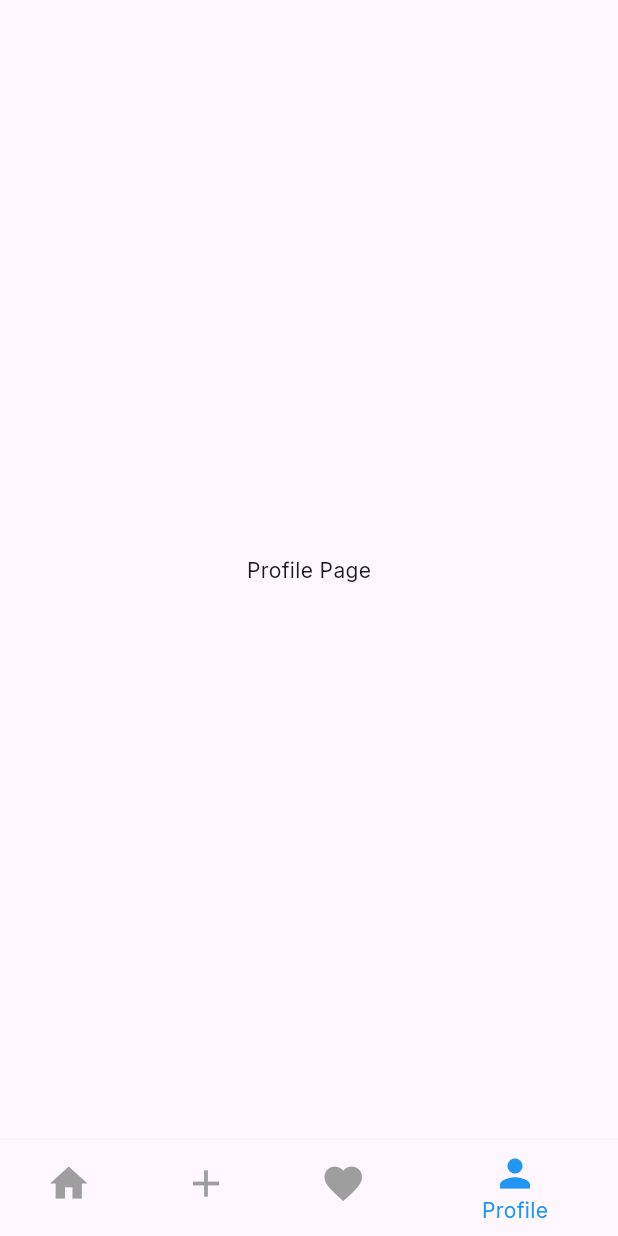
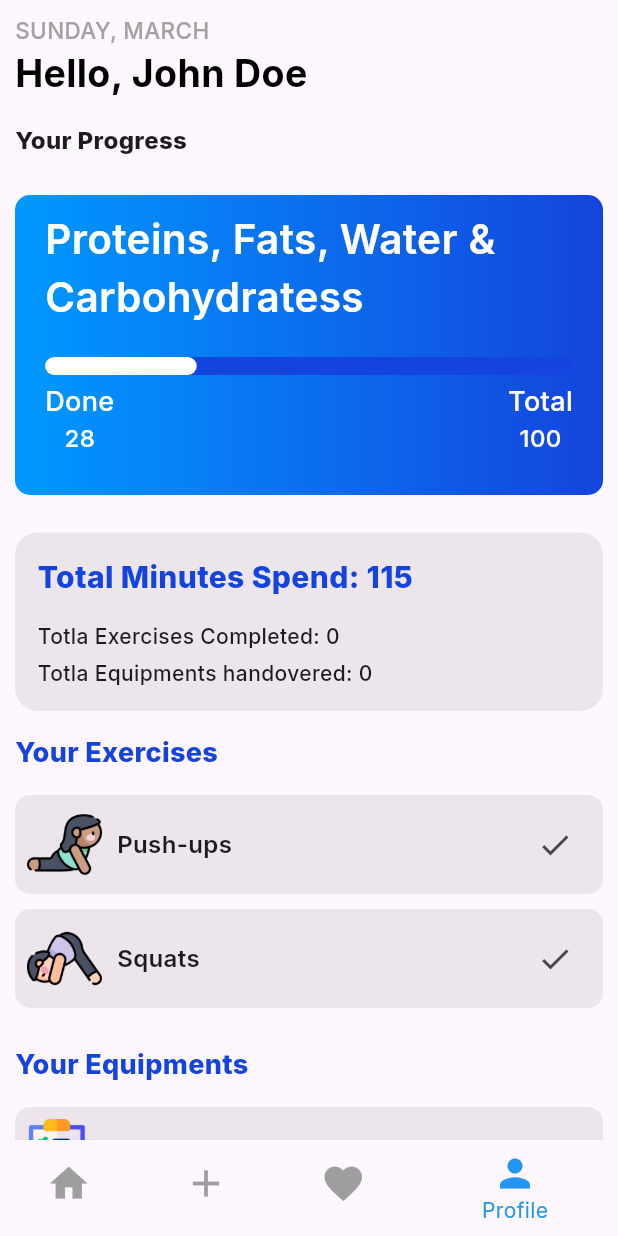
Before and after one commit to teshankalhara/planner-app-flutter, a Flutter app: the screen it shows after launch, item 4 of the bottom bar chosen, on a phone screen of 412 x 824 dp. Run offline on Flutter 3.47's test engine with Material 3 defaults, Android fonts, the phone set to English and light mode, and no system bars; our stand-ins replace google_fonts.

Commit message:
feat: enhance ProfilePage with user progress and exercise/equipment lists

```diff
--- a/lib/pages/profile_page/profile_page.dart
+++ b/lib/pages/profile_page/profile_page.dart
@@ -1,4 +1,10 @@
 import 'package:flutter/material.dart';
+import 'package:intl/intl.dart';
+import 'package:planner_app/constants/colors.dart';
+import 'package:planner_app/constants/consant_values.dart';
+import 'package:planner_app/data/user_data.dart';
+import 'package:planner_app/widgets/card/profile_exercise_card.dart';
+import 'package:planner_app/widgets/card/progress_card.dart';
 
 class ProfilePage extends StatefulWidget {
   const ProfilePage({super.key});
@@ -8,8 +14,149 @@ class ProfilePage extends StatefulWidget {
 }
 
 class _ProfilePageState extends State<ProfilePage> {
+  final DateFormat formatter = DateFormat('EEEE, MMMM');
+  final DateFormat dayFormatter = DateFormat('dd');
+  final userData = user;
+
   @override
   Widget build(BuildContext context) {
-    return Center(child: const Text("Profile Page"));
+    DateTime now = DateTime.now();
+    String formattedDate = formatter.format(now);
+    final progressValue = userData.calculateTotalCaloriesBurned() / 2;
+    // ignore: avoid_print
+    print(progressValue);
+
+    return Scaffold(
+      body: SafeArea(
+        child: SingleChildScrollView(
+          child: Padding(
+            padding: const EdgeInsets.all(kDefaultPadding),
+            child: Column(
+              crossAxisAlignment: CrossAxisAlignment.start,
+              children: [
+                Text(
+                  formattedDate.toUpperCase(),
+                  style: const TextStyle(
+                    fontSize: 15,
+                    fontWeight: FontWeight.w500,
+                    color: kSubtitleColor,
+                  ),
+                ),
+                Text(
+                  "Hello, ${userData.fullName}",
+                  style: const TextStyle(
+                    fontSize: 25,
+                    fontWeight: FontWeight.w700,
+                    color: kMainColor,
+                  ),
+                ),
+                const SizedBox(height: 15),
+                const Text(
+                  "Your Progress",
+                  style: TextStyle(fontSize: 16, fontWeight: FontWeight.w800),
+                ),
+                const SizedBox(height: 15),
+                ProgressCard(progressValue: progressValue, total: 100),
+                const SizedBox(height: 15),
+                Container(
+                  width: double.infinity,
+                  padding: const EdgeInsets.all(15),
+                  decoration: BoxDecoration(
+                    // ignore: deprecated_member_use
+                    color: kSubtitleColor.withOpacity(0.2),
+                    borderRadius: BorderRadius.circular(15),
+                  ),
+                  child: Column(
+                    crossAxisAlignment: CrossAxisAlignment.start,
+                    children: [
+                      Text(
+                        "Total Minutes Spend: ${userData.calculateTotalMinutesSpent()}",
+                        style: const TextStyle(
+                          fontSize: 20,
+                          fontWeight: FontWeight.w800,
+                          color: kGradientBottomColor,
+                        ),
+                      ),
+                      const SizedBox(height: 15),
+                      Text(
+                        "Totla Exercises Completed: ${userData.totalExercisedCompleted}",
+                        style: const TextStyle(
+                          fontSize: 14,
+                          fontWeight: FontWeight.w500,
+                        ),
+                      ),
+                      const SizedBox(height: 5),
+                      Text(
+                        "Totla Equipments handovered: ${userData.totalEquipmentHandOvered}",
+                        style: const TextStyle(
+                          fontSize: 14,
+                          fontWeight: FontWeight.w500,
+                        ),
+                      ),
+                    ],
+                  ),
+                ),
+                const SizedBox(height: 15),
+                const Text(
+                  "Your Exercises",
+                  style: TextStyle(
+                    fontSize: 18,
+                    fontWeight: FontWeight.w800,
+                    color: kGradientBottomColor,
+                  ),
+                ),
+                const SizedBox(height: 15),
+                ListView.builder(
+                  shrinkWrap: true,
+                  physics: const NeverScrollableScrollPhysics(),
+                  itemCount: userData.exerciseList.length,
+                  itemBuilder: (context, index) {
+                    return ProfileExerciseCard(
+                      exerciseName: userData.exerciseList[index].exerciseName,
+                      image: userData.exerciseList[index].exerciseImgUrl,
+                      markAsDone: () {
+                        setState(() {
+                          userData.markExerciseAsCompleted(
+                            userData.exerciseList[index].id,
+                          );
+                        });
+                      },
+                    );
+                  },
+                ),
+                const SizedBox(height: 15),
+                const Text(
+                  "Your Equipments",
+                  style: TextStyle(
+                    fontSize: 18,
+                    fontWeight: FontWeight.w800,
+                    color: kGradientBottomColor,
+                  ),
+                ),
+                const SizedBox(height: 15),
+                ListView.builder(
+                  shrinkWrap: true,
+                  physics: const NeverScrollableScrollPhysics(),
+                  itemCount: userData.equipmentList.length,
+                  itemBuilder: (context, index) {
+                    return ProfileExerciseCard(
+                      exerciseName: userData.equipmentList[index].equipmentName,
+                      image: userData.equipmentList[index].equipmentImgUrl,
+                      markAsDone: () {
+                        setState(() {
+                          userData.markEquipmentAsHandedOver(
+                            userData.equipmentList[index].id,
+                          );
+                        });
+                      },
+                    );
+                  },
+                ),
+              ],
+            ),
+          ),
+        ),
+      ),
+    );
   }
 }
```
